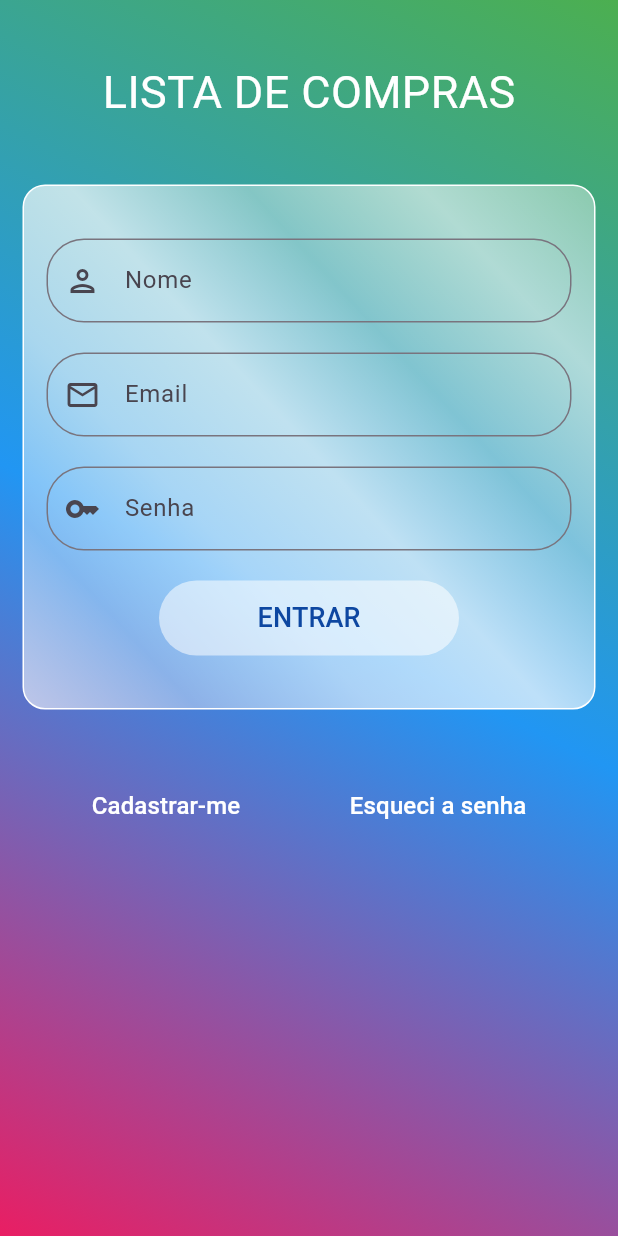
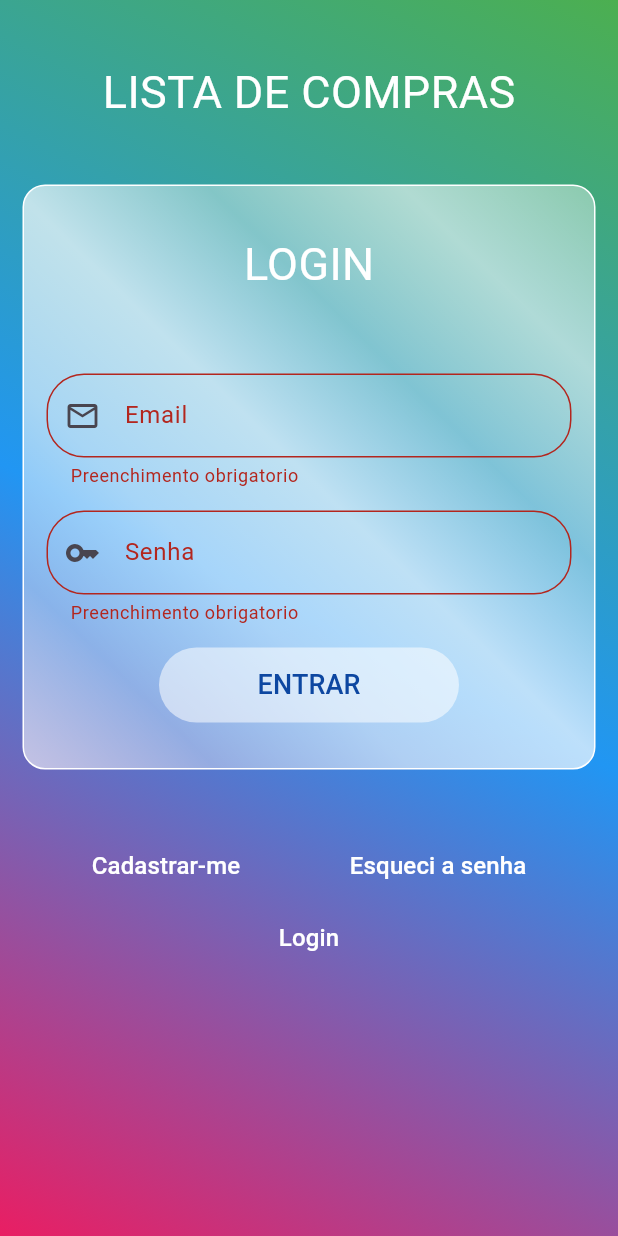
Before and after one commit to Sampaio-Luan/lista_de_compras, a Flutter app: the screen it shows after launch, after a tap on "ENTRAR", on a phone screen of 412 x 824 dp. Run offline on Flutter 3.47's test engine with Material 3 defaults, Android fonts, the phone set to English and light mode, and no system bars.

Commit message:
dando continuidade na tela de login

```diff
--- a/lib/views/login_view.dart
+++ b/lib/views/login_view.dart
@@ -8,10 +8,13 @@ class LoginView extends StatefulWidget {
 }
 
 class _LoginViewState extends State<LoginView> {
-  GlobalKey formKey = GlobalKey<FormState>();
+  var formKey = GlobalKey<FormState>();
   TextEditingController nome = TextEditingController();
   TextEditingController email = TextEditingController();
   TextEditingController senha = TextEditingController();
+  bool login = true;
+  String textbtn = "ENTRAR";
+  String titulo = "LOGIN";
 
   @override
   Widget build(BuildContext context) {
@@ -66,14 +69,21 @@ class _LoginViewState extends State<LoginView> {
                             ],
                           ),
                         ),
-                        height: 350,
+                        height: 390,
                         margin: const EdgeInsets.symmetric(
                             horizontal: 15, vertical: 40),
                         padding: const EdgeInsets.all(15),
                         child: Column(
                           mainAxisAlignment: MainAxisAlignment.spaceEvenly,
                           children: [
-                            campo(nome, 'Nome', 0),
+                            Text(
+                              titulo,
+                              style: const TextStyle(
+                                  color: Colors.white, fontSize: 30),
+                            ),
+                            login == false
+                                ? campo(nome, 'Nome', 0)
+                                : const Text(''),
                             campo(email, 'Email', 1),
                             campo(senha, 'Senha', 2),
                             ElevatedButton(
@@ -84,10 +94,21 @@ class _LoginViewState extends State<LoginView> {
                                 minimumSize: const Size(200, 50),
                                 shadowColor: Colors.white,
                               ),
-                              onPressed: () { },
-                              child: const Text(
-                                'ENTRAR',
-                                style: TextStyle(fontSize: 18),
+                              onPressed: () {
+                                if (formKey.currentState!.validate()) {
+                                  setState(() {
+                                    ScaffoldMessenger.of(context).showSnackBar(
+                                      const SnackBar(
+                                        content: Text('Deu certo'),
+                                        duration: Duration(seconds: 3),
+                                      ),
+                                    );
+                                  });
+                                }
+                              },
+                              child: Text(
+                                textbtn,
+                                style: const TextStyle(fontSize: 18),
                               ),
                             ),
                           ],
@@ -97,7 +118,13 @@ class _LoginViewState extends State<LoginView> {
                         mainAxisAlignment: MainAxisAlignment.spaceEvenly,
                         children: [
                           TextButton(
-                            onPressed: () {},
+                            onPressed: () {
+                              login = false;
+                              textbtn = 'CADASTRAR';
+                              titulo = 'CADASTRO';
+                              formKey.currentState!.reset();
+                              setState(() {});
+                            },
                             child: const Text(
                               'Cadastrar-me',
                               style:
@@ -113,6 +140,19 @@ class _LoginViewState extends State<LoginView> {
                             ),
                           ),
                         ],
+                      ),
+                      TextButton(
+                        onPressed: () {
+                          login = true;
+                          textbtn = 'ENTRAR';
+                          titulo = "LOGIN";
+                          formKey.currentState!.reset();
+                          setState(() {});
+                        },
+                        child: const Text(
+                          'Login',
+                          style: TextStyle(color: Colors.white, fontSize: 16),
+                        ),
                       ),
                     ],
                   ),
@@ -154,9 +194,8 @@ class _LoginViewState extends State<LoginView> {
         if (value == null) {
           return 'Preenchimento obrigatorio';
         } else if (value.isEmpty) {
-          return 'Informe um valor';
+          return 'Preenchimento obrigatorio';
         }
-        //Retornar null significa sucesso na validação
         return null;
       },
     );
```
Also changed, not shown: 3 other files.
